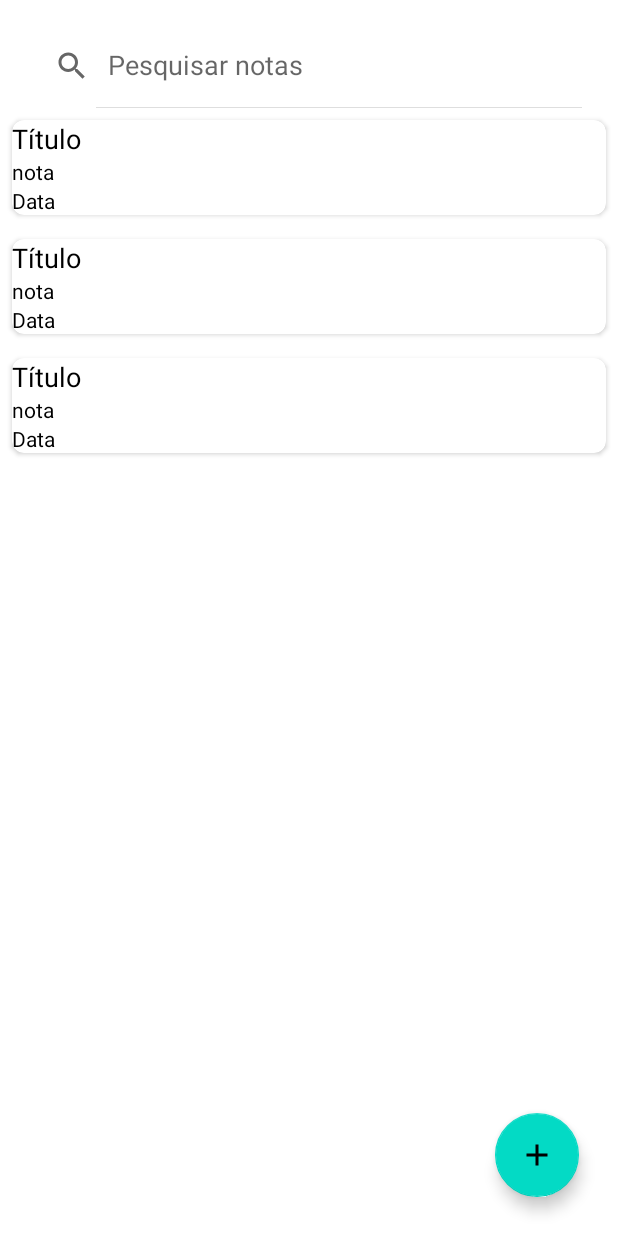
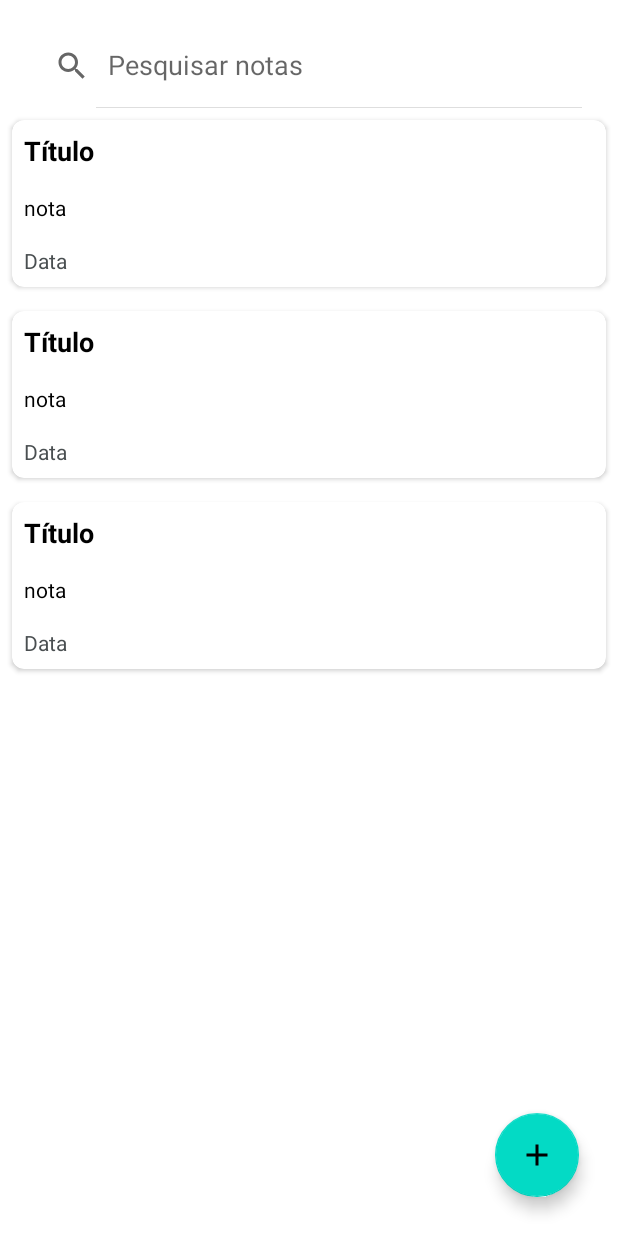
Before and after one commit to MuriloPensativo/Bloco-de-notas, an Android app: the layout activity_main.xml on its own in the app's theme, with its tools: preview values and no code run, on a phone screen of 412 x 824 dp. Run offline under Robolectric (Android 15) with nearby library versions, the phone set to English and light mode, and no system bars.

Commit message:
finalizado. da uma olhada pra ver se ta ok

```diff
--- a/app/src/main/java/com/example/blocodenotas/MainActivity.kt
+++ b/app/src/main/java/com/example/blocodenotas/MainActivity.kt
@@ -154,3 +154,7 @@ class MainActivity : AppCompatActivity(), NotesAdapter.NotesClickListener, Popup
         return false
     }
 }
+
+private fun Intent.putExtra(s: String) {
+
+}
--- a/app/src/main/java/com/example/blocodenotas/Models/Note.kt
+++ b/app/src/main/java/com/example/blocodenotas/Models/Note.kt
@@ -11,4 +11,4 @@ data class Note(
     @ColumnInfo(name = "title") val title : String?,
     @ColumnInfo(name = "note") val note : String?,
     @ColumnInfo(name = "date") val date : String?
-)
+) : java.io.Serializable
--- a/app/src/main/res/layout/activity_add_note.xml
+++ b/app/src/main/res/layout/activity_add_note.xml
@@ -65,7 +65,7 @@
         android:layout_height="0dp"
         android:layout_marginTop="26dp"
         android:ems="10"
-        android:inputType="textPersonName"
+        android:inputType="textMultiLine"
         android:gravity="top"
         android:hint="Escreva sua nota"
         android:lineSpacingMultiplier="1.8"
--- a/app/src/main/res/layout/list_item.xml
+++ b/app/src/main/res/layout/list_item.xml
@@ -24,9 +24,15 @@
                 android:layout_width="match_parent"
                 android:layout_height="wrap_content"
                 android:layout_alignParentStart="true"
+                android:ellipsize="marquee"
+                android:marqueeRepeatLimit="marquee_forever"
+                android:padding="8dp"
+                android:scrollHorizontally="true"
+                android:singleLine="true"
                 android:text="Título"
                 android:textColor="@color/black"
-                android:textSize="18sp"/>
+                android:textSize="18sp"
+                android:textStyle="bold"/>
 
         </RelativeLayout>
 
@@ -34,7 +40,9 @@
             android:id="@+id/tv_note"
             android:layout_width="match_parent"
             android:layout_height="wrap_content"
-            android:layout_alignParentStart="true"
+            android:maxLines="10"
+            android:padding="8dp"
+            android:textStyle="normal"
             android:text="nota"
             android:textColor="@color/black"
             android:textSize="14sp"/>
@@ -43,9 +51,15 @@
             android:id="@+id/tv_date"
             android:layout_width="match_parent"
             android:layout_height="wrap_content"
-            android:layout_alignParentStart="true"
+            android:singleLine="true"
+            android:ellipsize="marquee"
+            android:marqueeRepeatLimit="marquee_forever"
+            android:scrollHorizontally="true"
+            android:textStyle="normal"
+            android:maxLines="10"
+            android:padding="8dp"
             android:text="Data"
-            android:textColor="@color/black"
+            android:textColor="@color/grey"
             android:textSize="14sp"/>
 
     </LinearLayout>
--- a/app/src/main/res/values/colors.xml
+++ b/app/src/main/res/values/colors.xml
@@ -7,6 +7,9 @@
     <color name="teal_700">#FF018786</color>
     <color name="black">#FF000000</color>
     <color name="white">#FFFFFFFF</color>
+    <color name="grey">#4A4F51</color>
+
+
 
     <color name="NoteColor1">#FF6263</color>
     <color name="NoteColor2">#23C4ED</color>
--- a/build.gradle
+++ b/build.gradle
@@ -4,3 +4,7 @@ plugins {
     id 'com.android.library' version '7.4.2' apply false
     id 'org.jetbrains.kotlin.android' version '1.8.0' apply false
 }
+
+task clean (type: Delete){
+    delete rootProject.buildDir
+}
```
Also changed, not shown: app/src/main/java/com/example/blocodenotas/AddNote.kt (+78 -1 lines).
